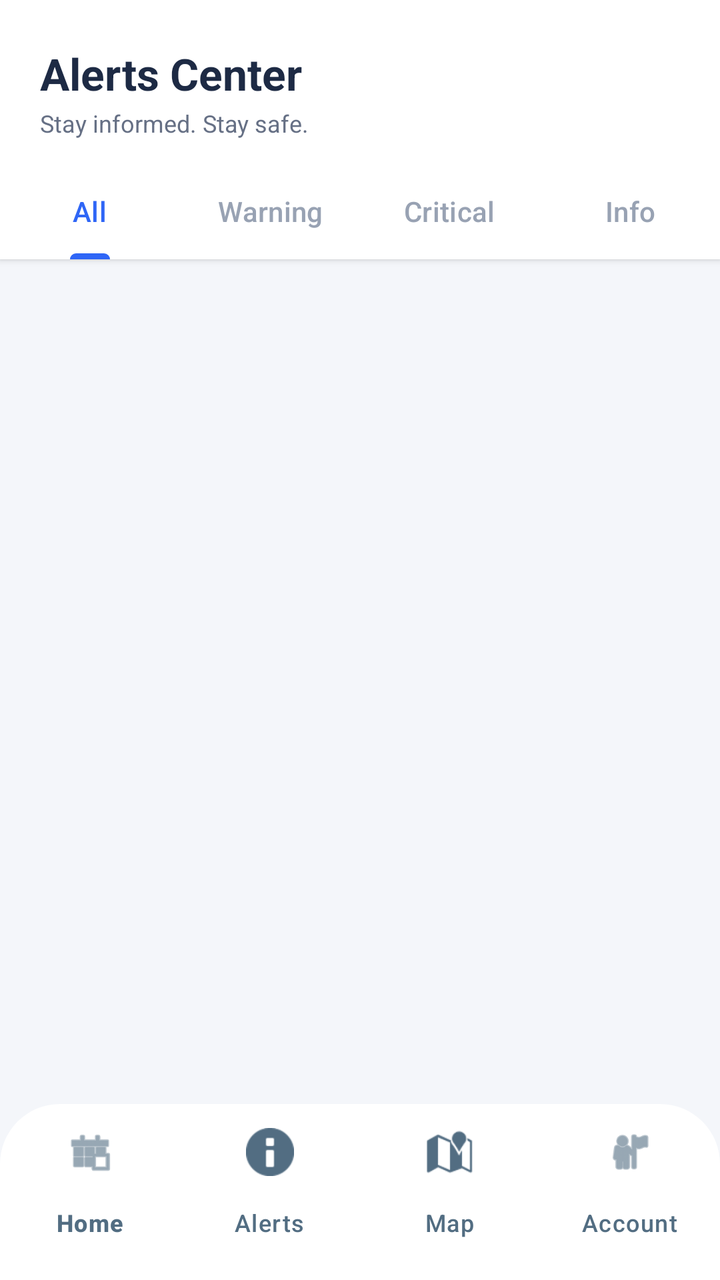
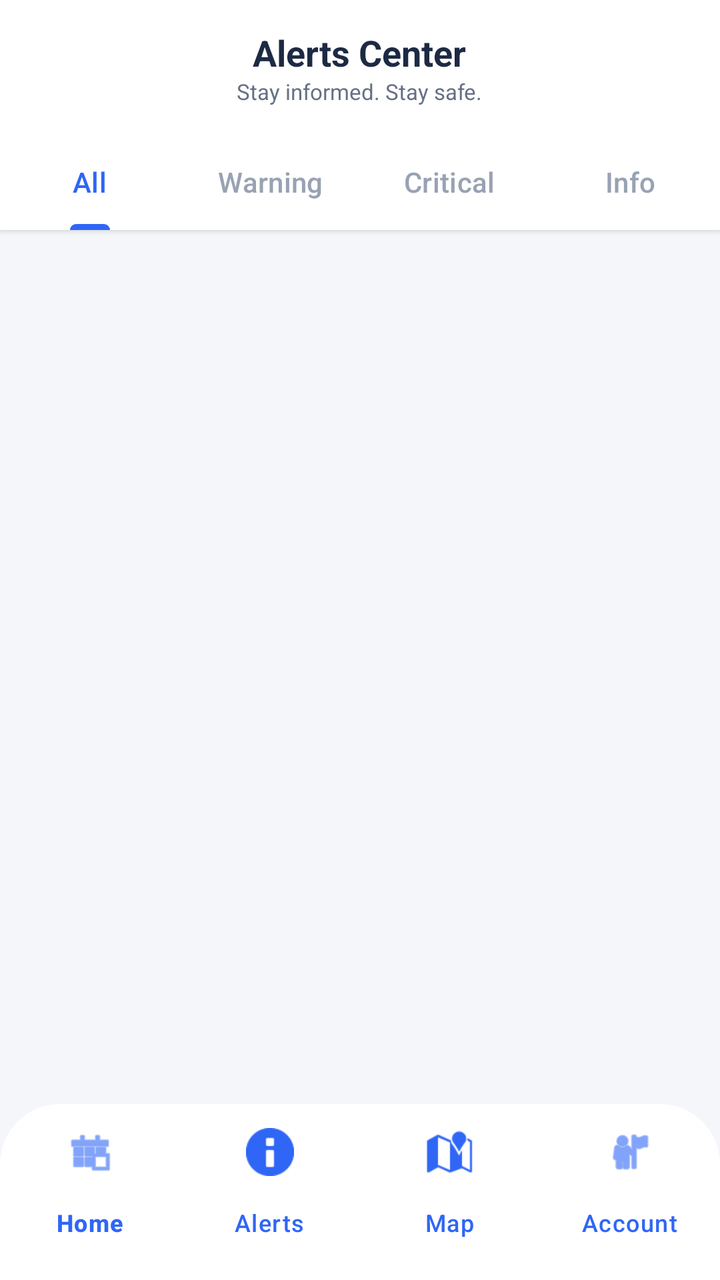

Screens rendered from an Android XML layout before and after an edit, with the pre-edit source and the edit as a unified diff.
<!-- AndroidManifest.xml: application theme Theme.Crises -->
<!-- res/layout/activity_alerts.xml -->
<?xml version="1.0" encoding="utf-8"?>
<RelativeLayout xmlns:android="http://schemas.android.com/apk/res/android"
    xmlns:app="http://schemas.android.com/apk/res-auto"
    android:layout_width="match_parent"
    android:layout_height="match_parent"
    android:background="#F4F6FA">

    
    <LinearLayout
        android:id="@+id/headerContainer"
        android:layout_width="match_parent"
        android:layout_height="wrap_content"
        android:orientation="vertical"
        android:background="#FFFFFF"
        android:elevation="2dp">

        <LinearLayout
            android:layout_width="match_parent"
            android:layout_height="wrap_content"
            android:orientation="vertical"
            android:paddingStart="20dp"
            android:paddingEnd="20dp"
            android:paddingTop="22dp"
            android:paddingBottom="12dp">

            <TextView
                android:layout_width="wrap_content"
                android:layout_height="wrap_content"
                android:text="Alerts Center"
                android:textSize="22sp"
                android:textStyle="bold"
                android:textColor="#1D2A44" />

            <TextView
                android:layout_width="wrap_content"
                android:layout_height="wrap_content"
                android:text="Stay informed. Stay safe."
                android:textSize="12sp"
                android:textColor="#667085"
                android:layout_marginTop="2dp" />

        </LinearLayout>

        <com.google.android.material.tabs.TabLayout
            android:id="@+id/tabFilters"
            android:layout_width="match_parent"
            android:layout_height="wrap_content"
            android:background="#FFFFFF"
            app:tabGravity="fill"
            app:tabIndicatorColor="#2F66F6"
            app:tabIndicatorHeight="3dp"
            app:tabMode="fixed"
            app:tabRippleColor="@android:color/transparent"
            app:tabSelectedTextColor="#2F66F6"
            app:tabTextColor="#98A2B3">

            <com.google.android.material.tabs.TabItem
                android:layout_width="wrap_content"
                android:layout_height="wrap_content"
                android:text="All" />

            <com.google.android.material.tabs.TabItem
                android:layout_width="wrap_content"
                android:layout_height="wrap_content"
                android:text="Warning" />

            <com.google.android.material.tabs.TabItem
                android:layout_width="wrap_content"
                android:layout_height="wrap_content"
                android:text="Critical" />

            <com.google.android.material.tabs.TabItem
                android:layout_width="wrap_content"
                android:layout_height="wrap_content"
                android:text="Info" />

        </com.google.android.material.tabs.TabLayout>

    </LinearLayout>

    
    <ProgressBar
        android:id="@+id/progressBar"
        android:layout_width="wrap_content"
        android:layout_height="wrap_content"
        android:layout_centerHorizontal="true"
        android:layout_below="@id/headerContainer"
        android:layout_marginTop="40dp"
        android:visibility="gone" />

    
    <TextView
        android:id="@+id/tvEmpty"
        android:layout_width="match_parent"
        android:layout_height="wrap_content"
        android:layout_below="@id/headerContainer"
        android:layout_marginTop="40dp"
        android:gravity="center"
        android:text="No alerts found."
        android:textColor="#98A2B3"
        android:textSize="14sp"
        android:visibility="gone" />

    
    <androidx.recyclerview.widget.RecyclerView
        android:id="@+id/recyclerAlerts"
        android:layout_width="match_parent"
        android:layout_height="match_parent"
        android:layout_below="@id/headerContainer"
        android:layout_above="@id/bottomNavigation"
        android:padding="16dp"
        android:clipToPadding="false" />

    
    <com.google.android.material.bottomnavigation.BottomNavigationView
        android:id="@+id/bottomNavigation"
        android:layout_width="match_parent"
        android:layout_height="wrap_content"
        android:layout_alignParentBottom="true"
        android:background="@drawable/footer_background"
        android:paddingBottom="8dp"
        app:elevation="12dp"
        app:itemIconTint="#526D82"
        app:itemTextColor="#526D82"
        app:labelVisibilityMode="labeled"
        app:menu="@menu/bottom_nav_menu" />

</RelativeLayout>
<!-- resources referenced by this layout -->
<resources>
  <!-- drawable footer_background (drawable) -->
  <?xml version="1.0" encoding="utf-8"?>
  <shape xmlns:android="http://schemas.android.com/apk/res/android">
      <solid android:color="#FFFFFF" />
      <corners
          android:topLeftRadius="30dp"
          android:topRightRadius="30dp" />
  </shape>
  <style name="Theme.Crises" parent="Base.Theme.Crises" />
  <style name="Base.Theme.Crises" parent="Theme.Material3.DayNight.NoActionBar">
  
      </style>
</resources>

<!-- the commit's change to res/layout/activity_alerts.xml (unified diff, before → after) -->
@@ -3,7 +3,8 @@
     xmlns:app="http://schemas.android.com/apk/res-auto"
     android:layout_width="match_parent"
     android:layout_height="match_parent"
-    android:background="#F4F6FA">
+    android:background="#F4F6FA"
+    android:fitsSystemWindows="true">
 
     
     <LinearLayout
@@ -12,35 +13,44 @@
         android:layout_height="wrap_content"
         android:orientation="vertical"
         android:background="#FFFFFF"
-        android:elevation="2dp">
+        android:elevation="2dp"
+        android:fitsSystemWindows="true">
 
-        <LinearLayout
+        
+        <RelativeLayout
             android:layout_width="match_parent"
             android:layout_height="wrap_content"
-            android:orientation="vertical"
-            android:paddingStart="20dp"
-            android:paddingEnd="20dp"
-            android:paddingTop="22dp"
+            android:paddingStart="16dp"
+            android:paddingEnd="16dp"
+            android:paddingTop="16dp"
             android:paddingBottom="12dp">
 
-            <TextView
+            <LinearLayout
                 android:layout_width="wrap_content"
                 android:layout_height="wrap_content"
-                android:text="Alerts Center"
-                android:textSize="22sp"
-                android:textStyle="bold"
-                android:textColor="#1D2A44" />
+                android:layout_centerInParent="true"
+                android:orientation="vertical"
+                android:gravity="center">
 
-            <TextView
-                android:layout_width="wrap_content"
-                android:layout_height="wrap_content"
-                android:text="Stay informed. Stay safe."
-                android:textSize="12sp"
-                android:textColor="#667085"
-                android:layout_marginTop="2dp" />
+                <TextView
+                    android:layout_width="wrap_content"
+                    android:layout_height="wrap_content"
+                    android:text="Alerts Center"
+                    android:textSize="18sp"
+                    android:textStyle="bold"
+                    android:textColor="#1D2A44" />
 
-        </LinearLayout>
+                <TextView
+                    android:layout_width="wrap_content"
+                    android:layout_height="wrap_content"
+                    android:text="Stay informed. Stay safe."
+                    android:textSize="11sp"
+                    android:textColor="#667085" />
+            </LinearLayout>
 
+        </RelativeLayout>
+
+        
         <com.google.android.material.tabs.TabLayout
             android:id="@+id/tabFilters"
             android:layout_width="match_parent"
@@ -120,8 +130,9 @@
         android:background="@drawable/footer_background"
         android:paddingBottom="8dp"
         app:elevation="12dp"
-        app:itemIconTint="#526D82"
-        app:itemTextColor="#526D82"
+        app:itemIconTint="#2F66F6"
+        app:itemTextColor="#2F66F6"
+        app:itemBackground="@null"
         app:labelVisibilityMode="labeled"
         app:menu="@menu/bottom_nav_menu" />
 
